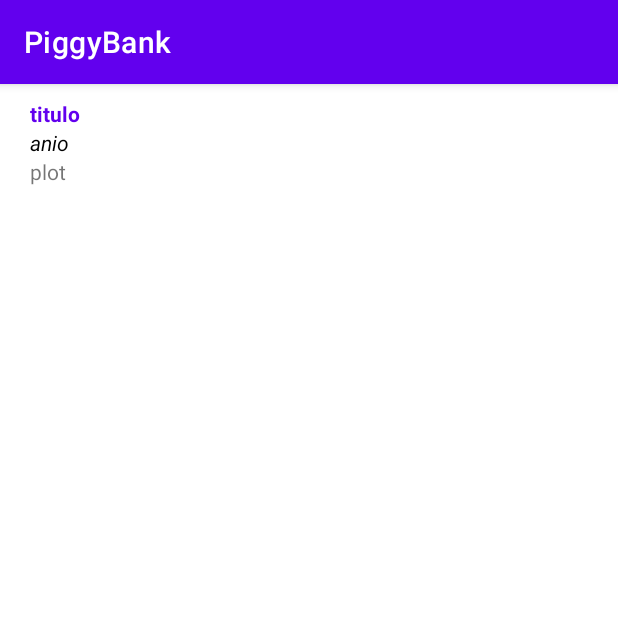
After one commit to itsmonicalara/PiggyBankV2, an Android app: the fragment PerfilFragment shown on its own in the app's theme, on a phone screen of 412 x 824 dp, the top half of it. The commit adds this screen. Run offline under Robolectric (Android 15) with nearby library versions, the phone set to English and light mode, and no system bars; Roboto replaces fonts that are not available here.

Commit message:
Perfiles partially done

```diff
--- a/app/src/main/AndroidManifest.xml
+++ b/app/src/main/AndroidManifest.xml
@@ -9,6 +9,7 @@
         android:roundIcon="@mipmap/ic_launcher_round"
         android:supportsRtl="true"
         android:theme="@style/Theme.PiggyBank">
+        <activity android:name=".PerfilesActivity"></activity>
         <activity
             android:name=".HomeActivity"
             android:theme="@style/Theme.AppCompat.Light.NoActionBar">
@@ -19,9 +20,7 @@
                 <category android:name="android.intent.category.LAUNCHER" />
             </intent-filter>
         </activity>
-        <activity android:name=".MainActivity">
-
-        </activity>
+        <activity android:name=".MainActivity"></activity>
 
         <meta-data
             android:name="preloaded_fonts"
--- a/app/src/main/java/edu/itesm/piggybank/MainActivity.kt
+++ b/app/src/main/java/edu/itesm/piggybank/MainActivity.kt
@@ -1,9 +1,10 @@
 package edu.itesm.piggybank
 
+import android.os.Bundle
 import androidx.appcompat.app.AppCompatActivity
-import android.os.Bundle
 
 class MainActivity : AppCompatActivity() {
+
     override fun onCreate(savedInstanceState: Bundle?) {
         super.onCreate(savedInstanceState)
         setContentView(R.layout.activity_main)
--- /dev/null
+++ b/app/src/main/java/edu/itesm/piggybank/PerfilFragment.kt
@@ -0,0 +1,38 @@
+package edu.itesm.piggybank
+
+import android.os.Bundle
+import androidx.fragment.app.Fragment
+import android.view.LayoutInflater
+import android.view.View
+import android.view.ViewGroup
+import androidx.navigation.NavArgs
+import androidx.navigation.fragment.navArgs
+
+// TODO: Rename parameter arguments, choose names that match
+
+/**
+ * A simple [Fragment] subclass.
+ * Use the [PerfilFragment.newInstance] factory method to
+ * create an instance of this fragment.
+ */
+class PerfilFragment : Fragment() {
+
+
+    override fun onCreate(savedInstanceState: Bundle?) {
+        super.onCreate(savedInstanceState)
+    }
+
+    override fun onCreateView(
+        inflater: LayoutInflater, container: ViewGroup?,
+        savedInstanceState: Bundle?
+    ): View? {
+        // Inflate the layout for this fragment
+        return inflater.inflate(R.layout.fragment_perfil, container, false)
+    }
+
+    override fun onActivityCreated(savedInstanceState: Bundle?) {
+        super.onActivityCreated(savedInstanceState)
+
+    }
+
+}
--- /dev/null
+++ b/app/src/main/res/layout/fragment_perfil.xml
@@ -0,0 +1,56 @@
+<?xml version="1.0" encoding="utf-8"?>
+<androidx.constraintlayout.widget.ConstraintLayout xmlns:android="http://schemas.android.com/apk/res/android"
+    xmlns:app="http://schemas.android.com/apk/res-auto"
+    xmlns:tools="http://schemas.android.com/tools"
+    android:layout_width="match_parent"
+    android:layout_height="match_parent"
+    tools:context=".PerfilFragment">
+
+    <LinearLayout
+        android:layout_width="match_parent"
+        android:layout_height="match_parent"
+        android:orientation="horizontal"
+        android:padding="10dp"
+        app:layout_constraintBottom_toBottomOf="parent"
+        app:layout_constraintEnd_toEndOf="parent"
+        app:layout_constraintStart_toStartOf="parent"
+        app:layout_constraintTop_toTopOf="parent">
+
+        <ImageView
+            android:id="@+id/foto"
+            android:layout_width="wrap_content"
+            android:layout_height="wrap_content"
+            tools:srcCompat="@mipmap/ic_launcher" />
+
+        <LinearLayout
+            android:layout_width="match_parent"
+            android:layout_height="wrap_content"
+            android:orientation="vertical"
+            android:paddingLeft="10dp">
+
+            <TextView
+                android:id="@+id/nombre"
+                android:layout_width="match_parent"
+                android:layout_height="wrap_content"
+                android:text="titulo"
+                android:textColor="@color/purple_500"
+                android:textStyle="bold" />
+
+            <TextView
+                android:id="@+id/anio"
+                android:layout_width="match_parent"
+                android:layout_height="wrap_content"
+                android:text="anio"
+                android:textColor="@color/black"
+                android:textStyle="italic" />
+
+            <TextView
+                android:id="@+id/descripcion"
+                android:layout_width="match_parent"
+                android:layout_height="wrap_content"
+                android:text="plot" />
+
+        </LinearLayout>
+    </LinearLayout>
+
+</androidx.constraintlayout.widget.ConstraintLayout>
```
Also changed, not shown: app/build.gradle (+6 -5 lines), app/src/main/java/edu/itesm/piggybank/MyRecyclerViewAdapter.java (deleted, +0 -76 lines), app/src/main/java/edu/itesm/piggybank/Perfil.kt (added, +10 -0 lines), app/src/main/java/edu/itesm/piggybank/PerfilesFragment.kt (deleted, +0 -59 lines), app/src/main/java/edu/itesm/piggybank/PiggyFragment.kt (added, +41 -0 lines), app/src/main/res/layout/activity_main.xml (+14 -1 lines), app/src/main/res/layout/fragment_piggy.xml (renamed from app/src/main/res/layout/fragment_perfiles.xml, +6 -3 lines), app/src/main/res/layout/perfiles_renglon.xml (added, +57 -0 lines), app/src/main/res/layout/recyclerview_row.xml (deleted, +0 -15 lines), app/src/main/res/navigation/navigation.xml (+3 -21 lines).
